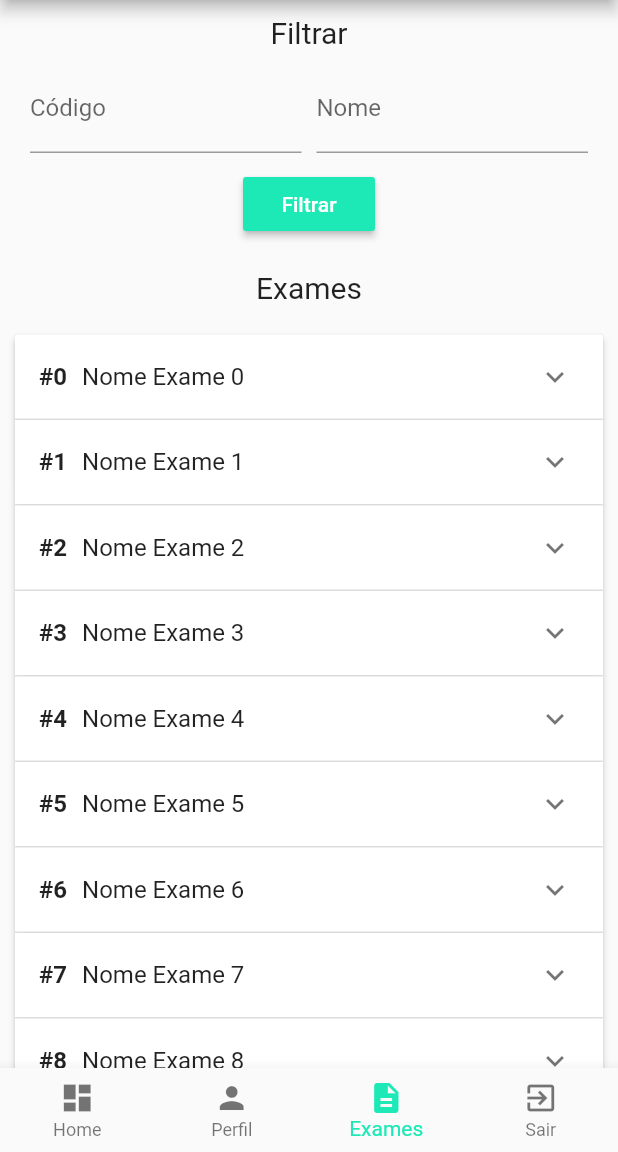
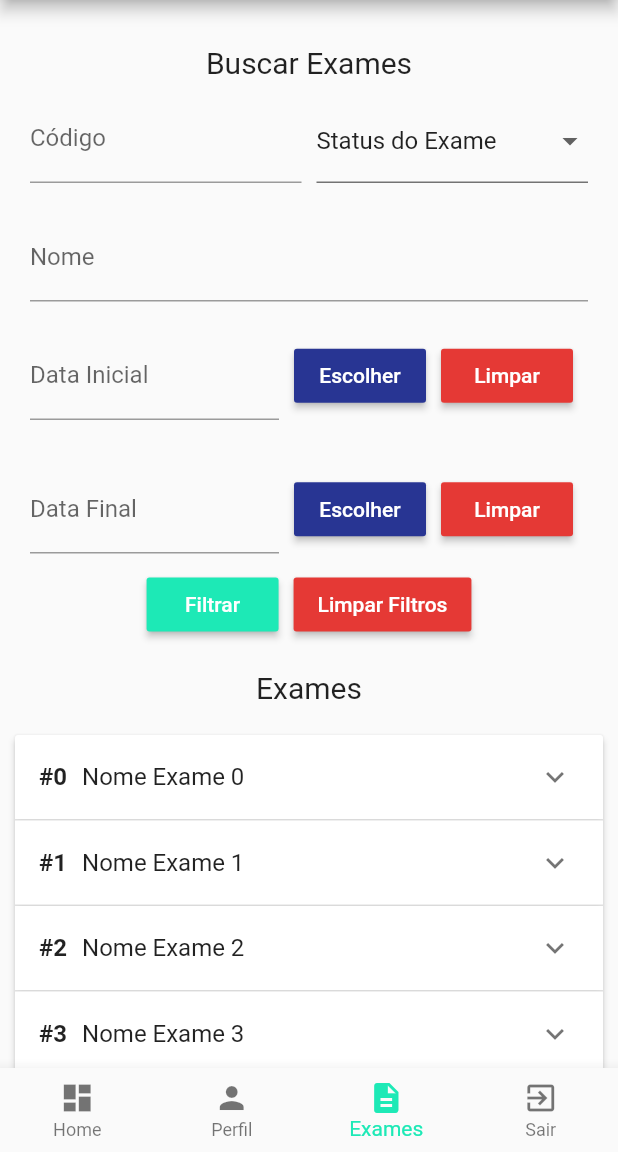
Before and after one commit to LuizHenriqueCanassa/app-saude-em-maos, a Flutter app: the ExamsScreen screen opened by its route, on a phone screen of 412 x 824 dp, the part 84-1236 px from its top. Run offline on Flutter 3.47's test engine with Material 2 defaults, Android fonts, the phone set to English and light mode, and no system bars.

Commit message:
Implementando filtro na tela de exames

```diff
--- a/lib/src/ui/exams.dart
+++ b/lib/src/ui/exams.dart
@@ -1,6 +1,8 @@
 import 'package:appsaudeemmaos/src/widgets/bottom_navigation_widget.dart';
 import 'package:appsaudeemmaos/src/widgets/drawer_menu_widget.dart';
+import 'package:appsaudeemmaos/src/widgets/exams_filter_widget.dart';
 import 'package:appsaudeemmaos/src/widgets/exams_list_widget.dart';
+import 'package:flutter/cupertino.dart';
 import 'package:flutter/material.dart';
 
 class ExamsScreen extends StatefulWidget {
@@ -9,11 +11,6 @@ class ExamsScreen extends StatefulWidget {
 }
 
 class _ExamsScreenState extends State<ExamsScreen> {
-  GlobalKey<FormState> _formKey = GlobalKey<FormState>();
-
-  final _examCodeController = TextEditingController();
-  final _examNameController = TextEditingController();
-
   @override
   Widget build(BuildContext context) {
     return Scaffold(
@@ -26,61 +23,16 @@ class _ExamsScreenState extends State<ExamsScreen> {
       ),
       body: SingleChildScrollView(
         child: Container(
-          margin: EdgeInsets.all(10),
+          margin: EdgeInsets.only(top: 30, right: 10, bottom: 10, left: 10),
           child: Column(
             crossAxisAlignment: CrossAxisAlignment.stretch,
             children: <Widget>[
               Text(
-                "Filtrar",
+                "Buscar Exames",
                 style: TextStyle(fontSize: 20),
                 textAlign: TextAlign.center,
               ),
-              Form(
-                key: _formKey,
-                child: Column(
-                  children: <Widget>[
-                    Container(
-                      padding: EdgeInsets.all(10),
-                      child: Row(
-                        children: <Widget>[
-                          Flexible(
-                            child: Container(
-                              margin: EdgeInsets.only(right: 5),
-                              child: TextFormField(
-                                controller: _examCodeController,
-                                decoration: InputDecoration(
-                                  labelText: "Código",
-                                ),
-                                keyboardType: TextInputType.number,
-                              ),
-                            ),
-                          ),
-                          Flexible(
-                            child: Container(
-                              margin: EdgeInsets.only(left: 5),
-                              child: TextFormField(
-                                controller: _examNameController,
-                                decoration: InputDecoration(
-                                  labelText: "Nome",
-                                ),
-                                keyboardType: TextInputType.number,
-                              ),
-                            ),
-                          ),
-                        ],
-                      ),
-                    ),
-                    RaisedButton(
-                      child: Text(
-                        "Filtrar",
-                        style: TextStyle(color: Colors.white),
-                      ),
-                      onPressed: () {},
-                      color: Theme.of(context).primaryColor,
-                    )
-                  ],
-                ),
-              ),
+              ExamsFilterWidget(),
               SizedBox(
                 height: 20,
               ),
--- /dev/null
+++ b/lib/src/widgets/build_text_field_widget.dart
@@ -0,0 +1,24 @@
+import 'package:flutter/material.dart';
+
+class BuildTextFieldWidget extends StatelessWidget {
+  final String label;
+  final TextEditingController controller;
+  final TextInputType inputType;
+  final Function function;
+  final bool readyOnly;
+
+  BuildTextFieldWidget(this.label, this.controller, this.inputType, {this.function, this.readyOnly});
+
+  @override
+  Widget build(BuildContext context) {
+    return TextFormField(
+      controller: controller,
+      decoration: InputDecoration(
+        labelText: label,
+      ),
+      keyboardType: inputType,
+      onTap: function,
+      readOnly: readyOnly != null ? readyOnly : false,
+    );
+  }
+}
--- /dev/null
+++ b/lib/src/widgets/exams_filter_widget.dart
@@ -0,0 +1,243 @@
+import 'package:appsaudeemmaos/src/widgets/build_text_field_widget.dart';
+import 'package:flutter/cupertino.dart';
+import 'package:flutter/material.dart';
+import 'package:intl/intl.dart';
+
+class ExamsFilterWidget extends StatefulWidget {
+  @override
+  _ExamsFilterWidgetState createState() => _ExamsFilterWidgetState();
+}
+
+class _ExamsFilterWidgetState extends State<ExamsFilterWidget> {
+  GlobalKey<FormState> _formKey = GlobalKey<FormState>();
+
+  final _examCodeController = TextEditingController();
+  final _examNameController = TextEditingController();
+  TextEditingController _examDateInitialController = TextEditingController();
+  TextEditingController _examDateFinalController = TextEditingController();
+
+  Map<String, String> _examStatus = {
+    "": "Status do Exame",
+    "status1": "Status 1",
+    "status2": "Status 2",
+    "status3": "Status 3"
+  };
+  List<DropdownMenuItem<String>> _dropDownMenuExamStatus;
+  String _currentExamStatus;
+
+  @override
+  void initState() {
+    _dropDownMenuExamStatus = _getDropDownMenuExamStatus();
+    _currentExamStatus = _dropDownMenuExamStatus[0].value;
+    print(_dropDownMenuExamStatus);
+    super.initState();
+  }
+
+  List<DropdownMenuItem<String>> _getDropDownMenuExamStatus() {
+    List<DropdownMenuItem<String>> items = new List();
+    _examStatus.forEach((key, value) {
+      items.add(new DropdownMenuItem(value: key, child: new Text(value)));
+    });
+    print(items);
+    return items;
+  }
+
+  void _changedExameStatus(String examStatus) {
+    setState(() {
+      _currentExamStatus = examStatus;
+    });
+  }
+
+  void _alterDateInput(TextEditingController controller) {
+    DateFormat dateFormat = DateFormat("dd/MM/yyyy");
+
+    showDatePicker(
+            context: context,
+            initialDate: DateTime.now(),
+            firstDate: DateTime(1900),
+            lastDate: DateTime(2500))
+        .then((date) {
+      setState(() {
+        controller.text = dateFormat.format(date);
+      });
+    });
+  }
+
+  void _cleanDateInput(TextEditingController controller) {
+    setState(() {
+      controller.text = "";
+    });
+  }
+
+  void _cleanFieldsFilter(){
+    setState(() {
+      _examCodeController.text = "";
+      _examNameController.text = "";
+      _examDateInitialController.text = "";
+      _examDateFinalController.text = "";
+      _currentExamStatus =  _dropDownMenuExamStatus[0].value;
+    });
+  }
+
+  @override
+  Widget build(BuildContext context) {
+    return Form(
+      key: _formKey,
+      child: Column(
+        children: <Widget>[
+          Container(
+            padding: EdgeInsets.all(10),
+            child: Row(
+              children: <Widget>[
+                Flexible(
+                  child: Container(
+                    margin: EdgeInsets.only(right: 5),
+                    child: BuildTextFieldWidget(
+                        "Código", _examCodeController, TextInputType.number),
+                  ),
+                ),
+                Flexible(
+                  child: Container(
+                    height: 40,
+                    margin: EdgeInsets.only(left: 5, top: 19),
+                    child: DropdownButton(
+                        value: _currentExamStatus,
+                        items: _dropDownMenuExamStatus,
+                        onChanged: _changedExameStatus,
+                      isExpanded: true,
+                      isDense: true,
+                      underline: Container(color: Colors.black54, height: 1,),
+                    ),
+                  ),
+                )
+              ],
+            ),
+          ),
+          Container(
+            padding: EdgeInsets.all(10),
+            child: TextFormField(
+              controller: _examNameController,
+              decoration: InputDecoration(
+                labelText: "Nome",
+              ),
+              keyboardType: TextInputType.number,
+            ),
+          ),
+          Container(
+            padding: EdgeInsets.all(10),
+            child: Row(
+              children: <Widget>[
+                Expanded(
+                  child: Container(
+                    padding: EdgeInsets.only(right: 10),
+                    child: BuildTextFieldWidget(
+                      "Data Inicial",
+                      _examDateInitialController,
+                      TextInputType.datetime,
+                      readyOnly: true,
+                    ),
+                  ),
+                ),
+                Container(
+                  margin: EdgeInsets.only(right: 10),
+                  child: RaisedButton(
+                    child: Text(
+                      "Escolher",
+                      style: TextStyle(color: Colors.white),
+                    ),
+                    color: Color(0xFF283593),
+                    onPressed: () {
+                      _alterDateInput(_examDateInitialController);
+                    },
+                  ),
+                ),
+                Container(
+                  margin: EdgeInsets.only(right: 10),
+                  child: RaisedButton(
+                    child: Text(
+                      "Limpar",
+                      style: TextStyle(color: Colors.white),
+                    ),
+                    color: Color(0xFFe53935),
+                    onPressed: () {
+                      _cleanDateInput(_examDateInitialController);
+                    },
+                  ),
+                )
+              ],
+            ),
+          ),
+          Container(
+            margin: EdgeInsets.only(top: 10),
+            padding: EdgeInsets.all(10),
+            child: Row(
+              children: <Widget>[
+                Expanded(
+                  child: Container(
+                    padding: EdgeInsets.only(right: 10),
+                    child: BuildTextFieldWidget(
+                      "Data Final",
+                      _examDateFinalController,
+                      TextInputType.datetime,
+                      readyOnly: true,
+                    ),
+                  ),
+                ),
+                Container(
+                  margin: EdgeInsets.only(right: 10),
+                  child: RaisedButton(
+                    child: Text(
+                      "Escolher",
+                      style: TextStyle(color: Colors.white),
+                    ),
+                    color: Color(0xFF283593),
+                    onPressed: () {
+                      _alterDateInput(_examDateFinalController);
+                    },
+                  ),
+                ),
+                Container(
+                  margin: EdgeInsets.only(right: 10),
+                  child: RaisedButton(
+                    child: Text(
+                      "Limpar",
+                      style: TextStyle(color: Colors.white),
+                    ),
+                    color: Color(0xFFe53935),
+                    onPressed: () {
+                      _cleanDateInput(_examDateFinalController);
+                    },
+                  ),
+                )
+              ],
+            ),
+          ),
+          Row(
+            mainAxisAlignment: MainAxisAlignment.center,
+            children: <Widget>[
+              RaisedButton(
+                child: Text(
+                  "Filtrar",
+                  style: TextStyle(color: Colors.white),
+                ),
+                onPressed: () {},
+                color: Theme.of(context).primaryColor,
+              ),
+              SizedBox(height: 10, width: 10,),
+              RaisedButton(
+                child: Text(
+                  "Limpar Filtros",
+                  style: TextStyle(color: Colors.white),
+                ),
+                onPressed: () {
+                  _cleanFieldsFilter();
+                },
+                color: Color(0xFFe53935),
+              )
+            ],
+          )
+        ],
+      ),
+    );
+  }
+}
--- a/pubspec.yaml
+++ b/pubspec.yaml
@@ -23,6 +23,7 @@ dependencies:
   # The following adds the Cupertino Icons font to your application.
   # Use with the CupertinoIcons class for iOS style icons.
   cupertino_icons: ^0.1.2
+  intl: ^0.16.1
 
 dev_dependencies:
   flutter_test:
```
Also changed, not shown: pubspec.lock.
